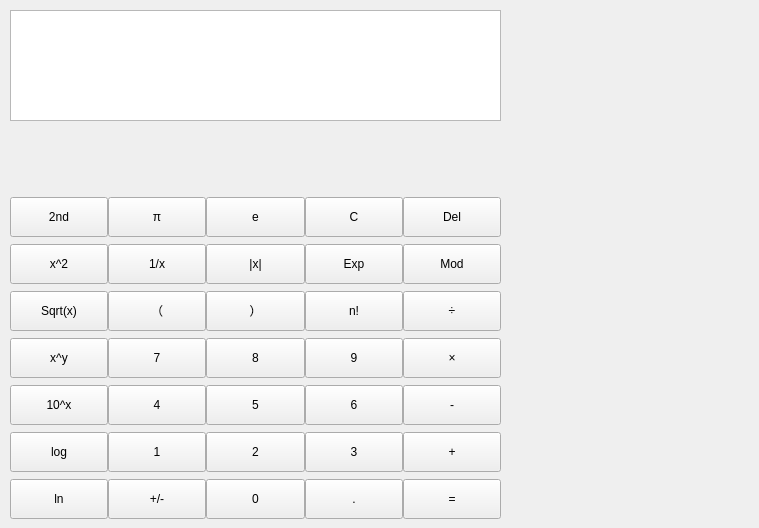
GuooGG/QtCalculator, file widget.ui: the form before one commit.
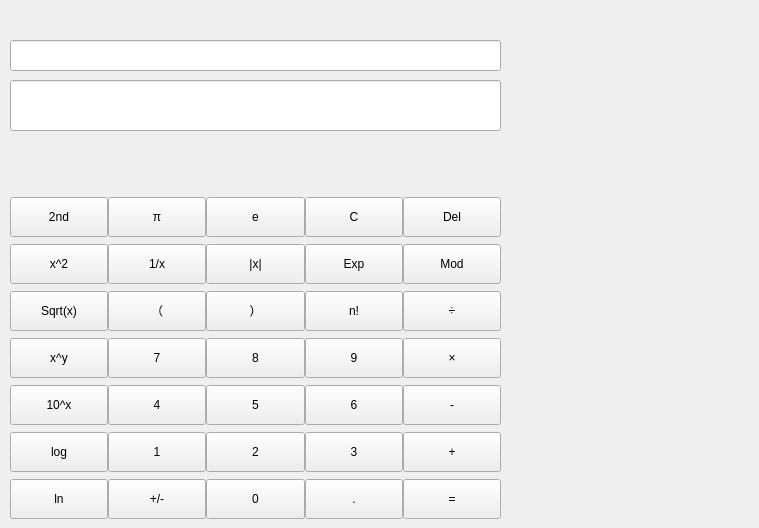
The form after the commit.

Diff of the .ui file:
```diff
--- a/widget.ui
+++ b/widget.ui
@@ -483,24 +483,24 @@
     </item>
    </layout>
   </widget>
-  <widget class="QTextEdit" name="textEdit">
+  <widget class="QLineEdit" name="last_edit_expression">
    <property name="geometry">
     <rect>
      <x>10</x>
-     <y>10</y>
+     <y>80</y>
      <width>491</width>
-     <height>111</height>
+     <height>51</height>
     </rect>
    </property>
-   <property name="html">
-    <string>&lt;!DOCTYPE HTML PUBLIC &quot;-//W3C//DTD HTML 4.0//EN&quot; &quot;http://www.w3.org/TR/REC-html40/strict.dtd&quot;&gt;
-&lt;html&gt;&lt;head&gt;&lt;meta name=&quot;qrichtext&quot; content=&quot;1&quot; /&gt;&lt;meta charset=&quot;utf-8&quot; /&gt;&lt;style type=&quot;text/css&quot;&gt;
-p, li { white-space: pre-wrap; }
-hr { height: 1px; border-width: 0; }
-li.unchecked::marker { content: &quot;\2610&quot;; }
-li.checked::marker { content: &quot;\2612&quot;; }
-&lt;/style&gt;&lt;/head&gt;&lt;body style=&quot; font-family:'Microsoft YaHei UI'; font-size:9pt; font-weight:400; font-style:normal;&quot;&gt;
-&lt;p dir='rtl' style=&quot;-qt-paragraph-type:empty; margin-top:0px; margin-bottom:0px; margin-left:0px; margin-right:0px; -qt-block-indent:0; text-indent:0px;&quot;&gt;&lt;br /&gt;&lt;/p&gt;&lt;/body&gt;&lt;/html&gt;</string>
+  </widget>
+  <widget class="QLineEdit" name="now_edit_expression">
+   <property name="geometry">
+    <rect>
+     <x>10</x>
+     <y>40</y>
+     <width>491</width>
+     <height>31</height>
+    </rect>
    </property>
   </widget>
  </widget>
```
Left out of the diff: 72 changed lines with no effect on the pictures.
